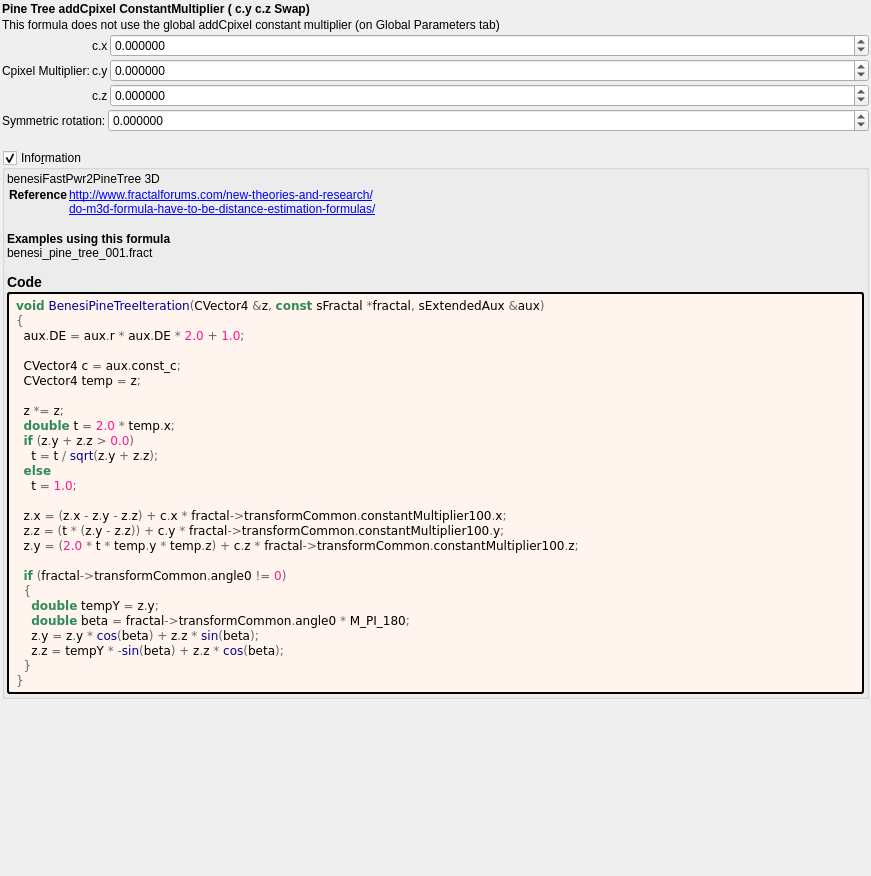
buddhi1980/mandelbulber2, file mandelbulber2/formula/ui/benesi_pine_tree.ui: the form before one commit.
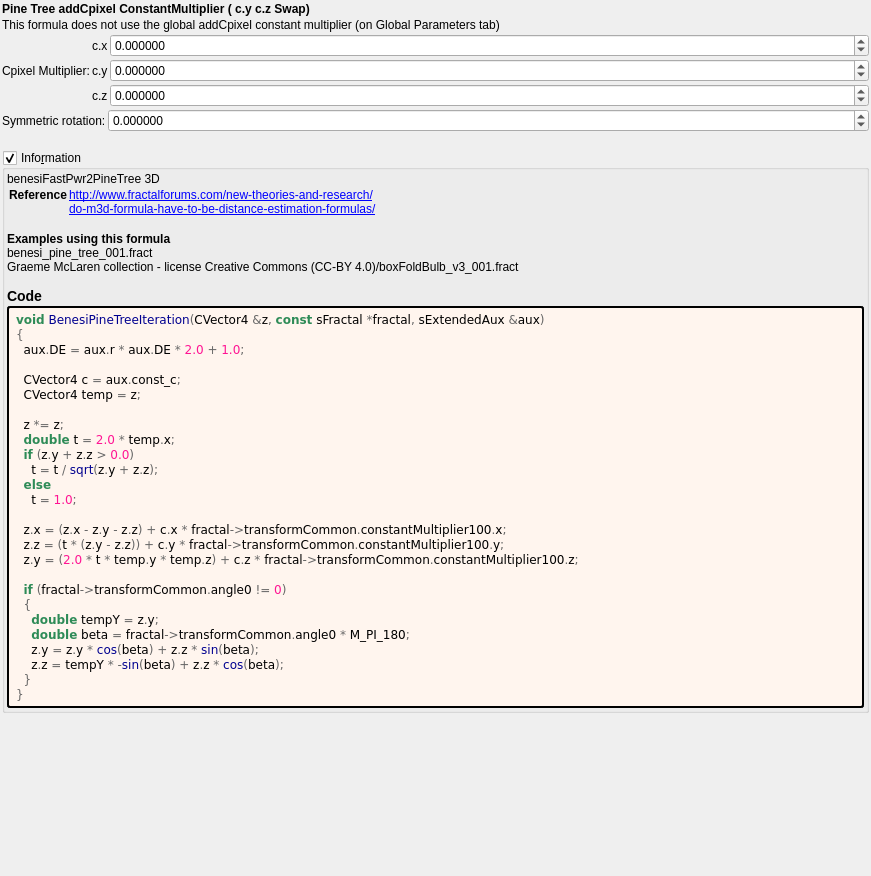
The form after the commit. Custom widgets are drawn as their Qt base class.

Commit message: source code format - src and ui files

The edit to the form file:
```diff
--- a/mandelbulber2/formula/ui/benesi_pine_tree.ui
+++ b/mandelbulber2/formula/ui/benesi_pine_tree.ui
@@ -255,7 +255,7 @@
 &lt;a href=&quot;do-m3d-formula-have-to-be-distance-estimation-formulas/&quot;&gt;do-m3d-formula-have-to-be-distance-estimation-formulas/&lt;br&gt;
 &lt;/td&gt;&lt;/tr&gt;
 &lt;/table&gt;
-&lt;br&gt;&lt;b&gt;Examples using this formula&lt;/b&gt;&lt;br&gt;benesi_pine_tree_001.fract&lt;h3&gt;Code&lt;/h3&gt;</string>
+&lt;br&gt;&lt;b&gt;Examples using this formula&lt;/b&gt;&lt;br&gt;benesi_pine_tree_001.fract&lt;br&gt;Graeme McLaren  collection - license Creative Commons  (CC-BY 4.0)/boxFoldBulb_v3_001.fract&lt;h3&gt;Code&lt;/h3&gt;</string>
         </property>
         <property name="wordWrap">
          <bool>true</bool>
```
The commit also changes 7 other files.
